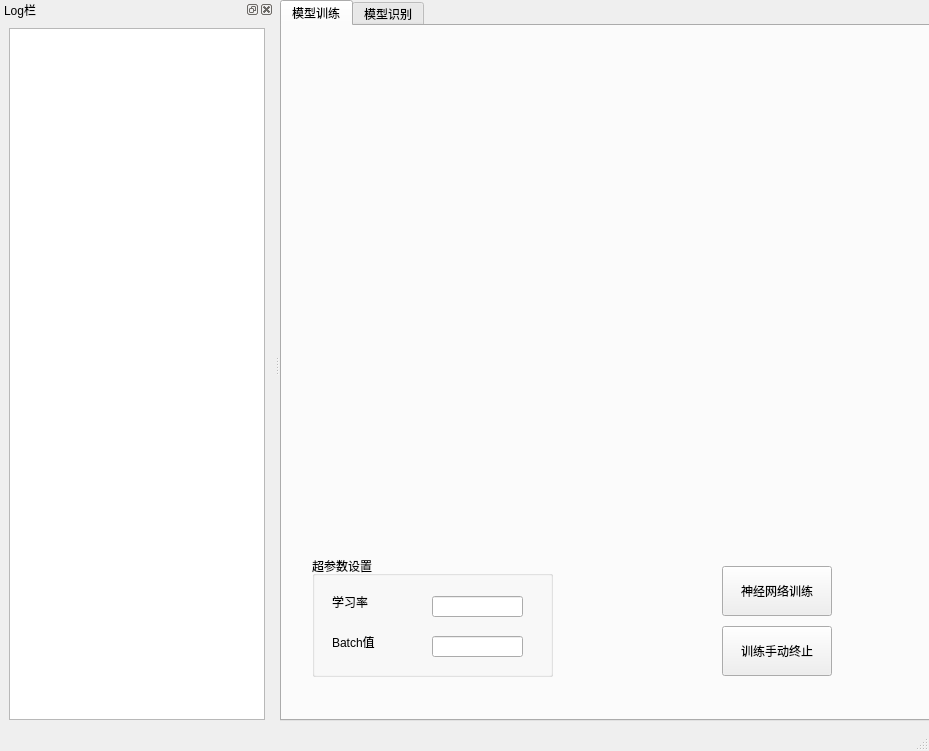
The window that UIMain.ui (chengli990412/HandWritingRecognition) describes before a commit, drawn with Qt 5.
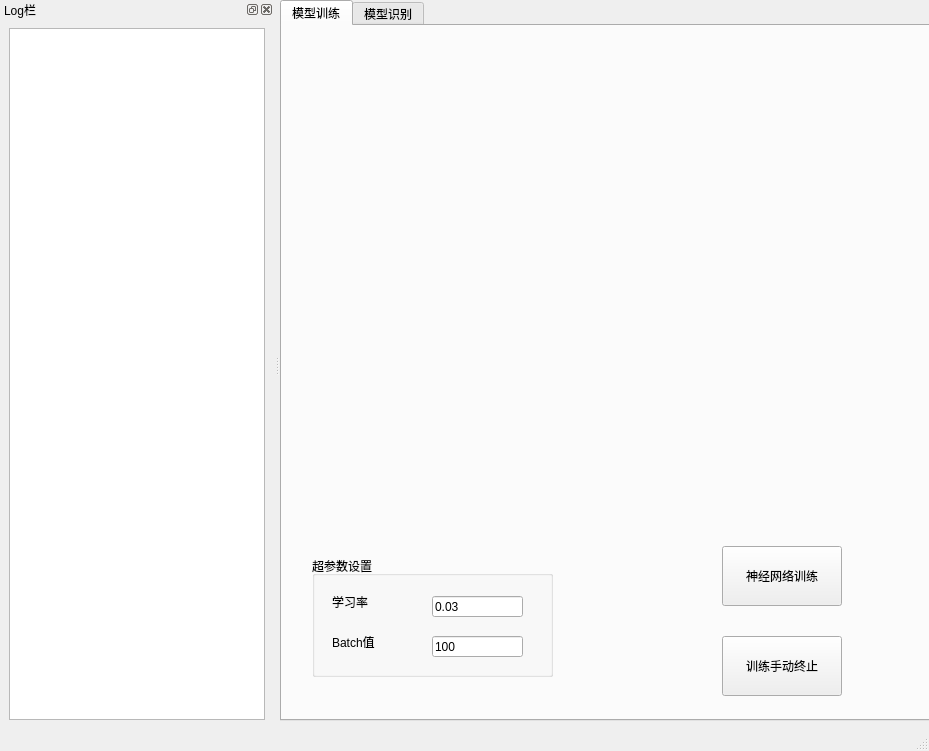
The same window after the commit.

The edit to the form file:
```diff
--- a/UIMain.ui
+++ b/UIMain.ui
@@ -63,9 +63,9 @@
       <property name="geometry">
        <rect>
         <x>440</x>
-        <y>540</y>
-        <width>110</width>
-        <height>50</height>
+        <y>520</y>
+        <width>120</width>
+        <height>60</height>
        </rect>
       </property>
       <property name="text">
@@ -93,6 +93,9 @@
          <height>21</height>
         </rect>
        </property>
+       <property name="text">
+        <string>0.03</string>
+       </property>
       </widget>
       <widget class="QLabel" name="label_3">
        <property name="geometry">
@@ -129,15 +132,18 @@
          <height>21</height>
         </rect>
        </property>
+       <property name="text">
+        <string>100</string>
+       </property>
       </widget>
      </widget>
      <widget class="QPushButton" name="pushButton">
       <property name="geometry">
        <rect>
         <x>440</x>
-        <y>600</y>
-        <width>110</width>
-        <height>50</height>
+        <y>610</y>
+        <width>120</width>
+        <height>60</height>
        </rect>
       </property>
       <property name="text">
```
Left out of the diff: 2 changed lines with no effect on the pictures.
